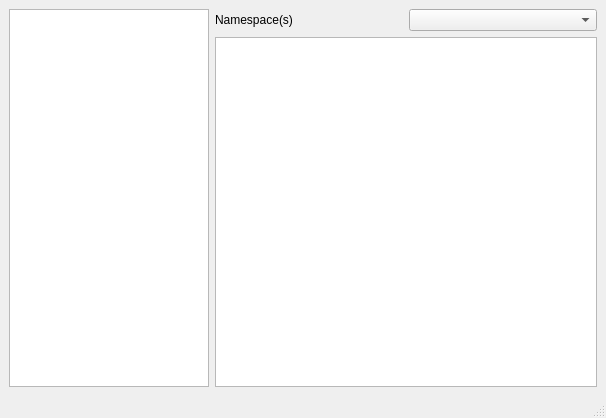
Above: trial-screen.ui from dharapvj/kuboculus before the change. Below: the same form after it.
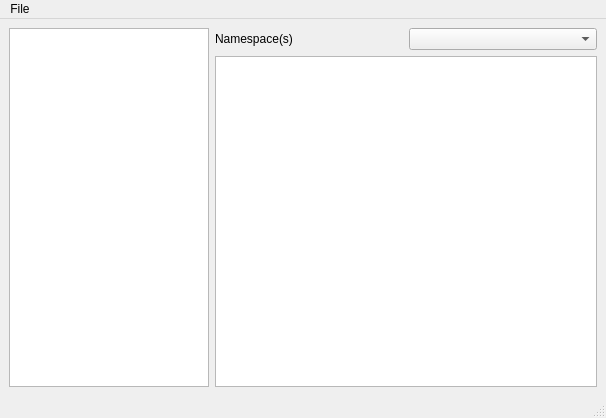
That is the form after the change.

Commit message: Now kubeconfig is picked via filechooser. Ready to package the application

```diff
--- a/trial-screen.ui
+++ b/trial-screen.ui
@@ -68,6 +68,28 @@
    </layout>
   </widget>
   <widget class="QStatusBar" name="statusbar"/>
+  <widget class="QMenuBar" name="menuBar">
+   <property name="geometry">
+    <rect>
+     <x>0</x>
+     <y>0</y>
+     <width>606</width>
+     <height>22</height>
+    </rect>
+   </property>
+   <widget class="QMenu" name="menuFile">
+    <property name="title">
+     <string>File</string>
+    </property>
+    <addaction name="actionLoad_Kubeconfig"/>
+   </widget>
+   <addaction name="menuFile"/>
+  </widget>
+  <action name="actionLoad_Kubeconfig">
+   <property name="text">
+    <string>Load Kubeconfig</string>
+   </property>
+  </action>
  </widget>
  <resources/>
  <connections/>
```
The commit also changes 1 other file.
